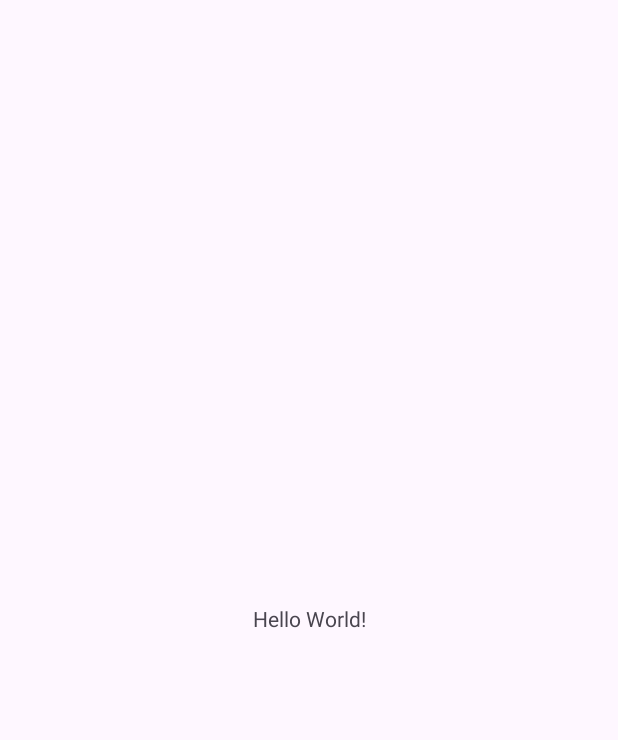
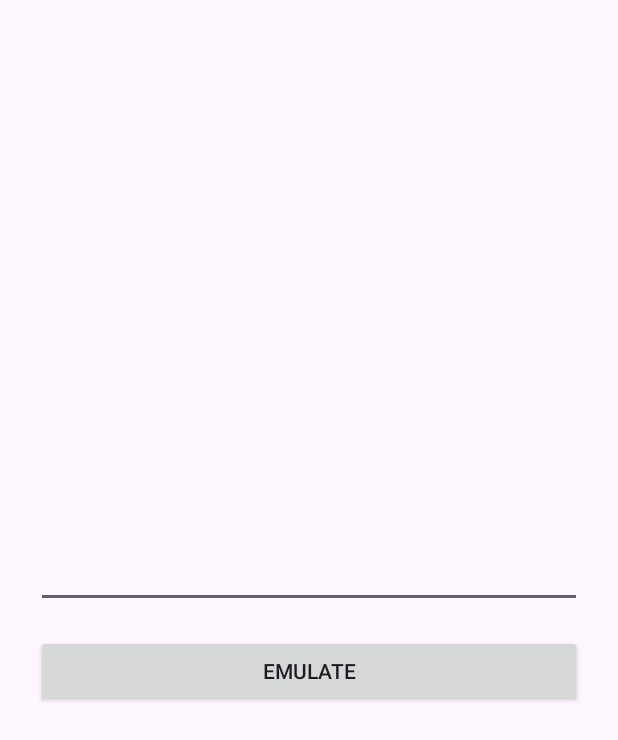
Before and after one commit to bayazidsustami/nfc-payment, an Android app: the screen it shows after launch (MainActivity), on a phone screen of 412 x 824 dp. Before the commit the part shown is almost empty. Shown: the top 740 px of the screen. Run offline under Robolectric (Android 15) with nearby library versions, the phone set to English and light mode, and no system bars.

Commit message:
feat : implement to activity with payload

```diff
--- a/app/src/main/java/com/example/nfcpayment/MainActivity.kt
+++ b/app/src/main/java/com/example/nfcpayment/MainActivity.kt
@@ -1,20 +1,47 @@
 package com.example.nfcpayment
 
+import android.content.Context
+import android.content.Intent
+import android.nfc.NfcManager
 import android.os.Bundle
 import androidx.activity.enableEdgeToEdge
 import androidx.appcompat.app.AppCompatActivity
-import androidx.core.view.ViewCompat
-import androidx.core.view.WindowInsetsCompat
+import androidx.appcompat.widget.AppCompatButton
+import androidx.appcompat.widget.AppCompatEditText
 
 class MainActivity : AppCompatActivity() {
+
     override fun onCreate(savedInstanceState: Bundle?) {
         super.onCreate(savedInstanceState)
         enableEdgeToEdge()
         setContentView(R.layout.activity_main)
-        ViewCompat.setOnApplyWindowInsetsListener(findViewById(R.id.main)) { v, insets ->
-            val systemBars = insets.getInsets(WindowInsetsCompat.Type.systemBars())
-            v.setPadding(systemBars.left, systemBars.top, systemBars.right, systemBars.bottom)
-            insets
+
+        val etInput = findViewById<AppCompatEditText>(R.id.et_msg)
+        val btnEmulate = findViewById<AppCompatButton>(R.id.btn_emulate)
+
+        btnEmulate.setOnClickListener {
+            val inputtedText = etInput.text.toString()
+
+            if (inputtedText.isEmpty()) {
+                showToast("payload can't be empty")
+                return@setOnClickListener
+            }
+
+            if (isNfcAvailable()) {
+                val serviceIntent = Intent(this, MyHostApduService::class.java).also {
+                    it.putExtra(MyHostApduService.PAYLOAD_EXTRAS, inputtedText)
+                }
+                startService(serviceIntent)
+            } else {
+                showToast("nfc not available or not active please check it")
+            }
         }
     }
+
+    private fun isNfcAvailable() : Boolean {
+        val nfcManager = getSystemService(Context.NFC_SERVICE) as NfcManager
+        val nfcAdapter = nfcManager.defaultAdapter
+        return nfcAdapter != null && nfcAdapter.isEnabled
+    }
+
 }
--- a/app/src/main/res/layout/activity_main.xml
+++ b/app/src/main/res/layout/activity_main.xml
@@ -1,19 +1,24 @@
 <?xml version="1.0" encoding="utf-8"?>
-<androidx.constraintlayout.widget.ConstraintLayout xmlns:android="http://schemas.android.com/apk/res/android"
-    xmlns:app="http://schemas.android.com/apk/res-auto"
+<LinearLayout xmlns:android="http://schemas.android.com/apk/res/android"
     xmlns:tools="http://schemas.android.com/tools"
-    android:id="@+id/main"
     android:layout_width="match_parent"
-    android:layout_height="match_parent"
+    android:layout_height="wrap_content"
+    android:layout_margin="24dp"
+    android:orientation="vertical"
+    android:layout_gravity="center"
     tools:context=".MainActivity">
 
-    <TextView
-        android:layout_width="wrap_content"
+    <androidx.appcompat.widget.AppCompatEditText
+        android:id="@+id/et_msg"
+        android:layout_width="match_parent"
         android:layout_height="wrap_content"
-        android:text="Hello World!"
-        app:layout_constraintBottom_toBottomOf="parent"
-        app:layout_constraintEnd_toEndOf="parent"
-        app:layout_constraintStart_toStartOf="parent"
-        app:layout_constraintTop_toTopOf="parent" />
+        android:textSize="24sp"/>
 
-</androidx.constraintlayout.widget.ConstraintLayout>
+    <androidx.appcompat.widget.AppCompatButton
+        android:id="@+id/btn_emulate"
+        android:layout_width="match_parent"
+        android:layout_height="wrap_content"
+        android:text="emulate"
+        android:layout_marginTop="18dp"/>
+
+</LinearLayout>
```
